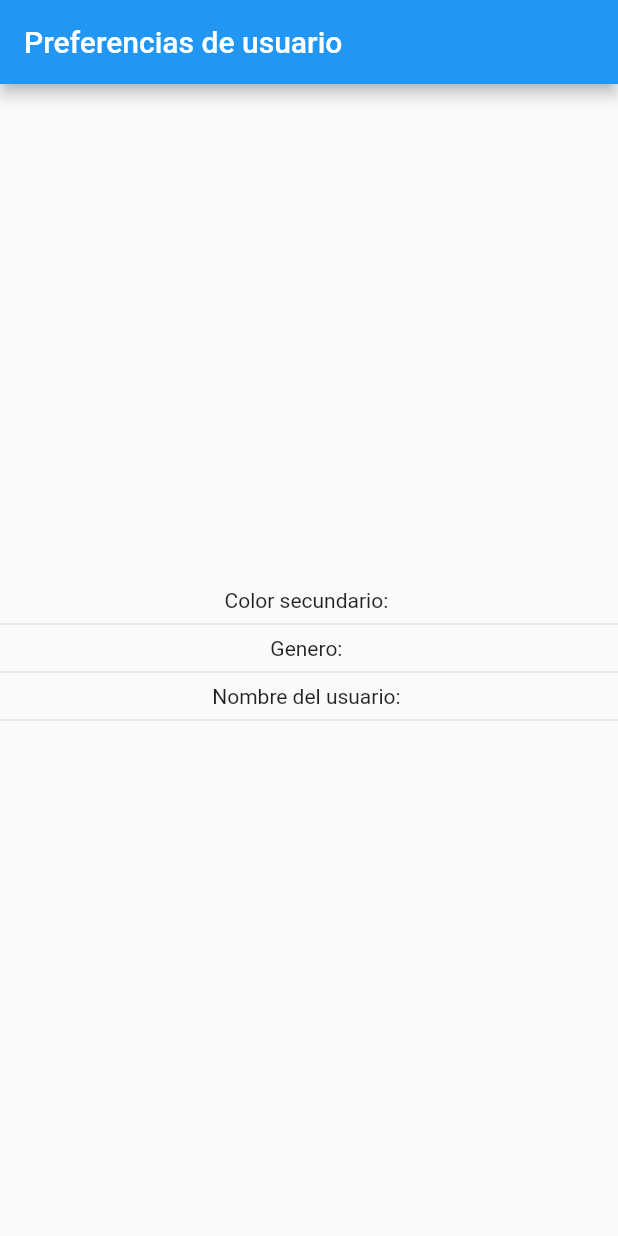
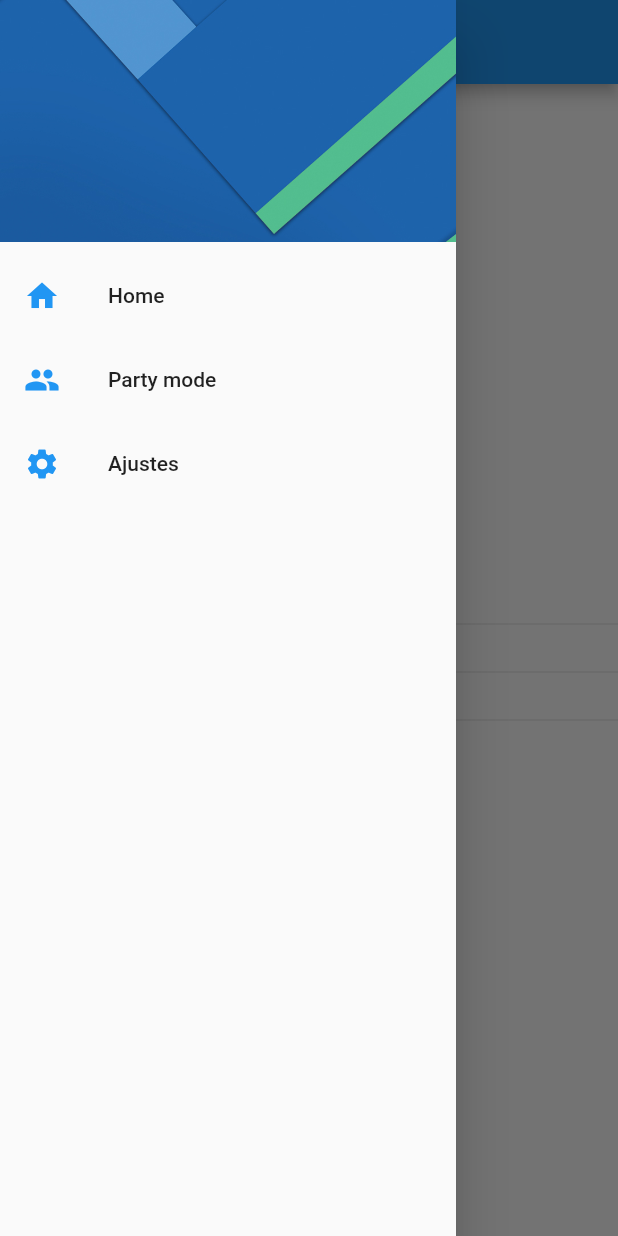
Before and after one commit to AlanCasasArevalo/User_Preference_Flutter, a Flutter app: the screen it shows after launch, with the side drawer open (before the commit the screen has no drawer), on a phone screen of 412 x 824 dp. Run offline on Flutter 3.47's test engine with Material 2 defaults, Android fonts, the phone set to English and light mode, and no system bars.

```diff
--- a/lib/src/page/home_page.dart
+++ b/lib/src/page/home_page.dart
@@ -1,7 +1,7 @@
 import 'package:flutter/material.dart';
+import 'package:user_preference_app/src/page/settings_page.dart';
 
 class HomePage extends StatelessWidget {
-
   static final String routeName = 'home_page';
 
   @override
@@ -10,6 +10,7 @@ class HomePage extends StatelessWidget {
       appBar: AppBar(
         title: Text('Preferencias de usuario'),
       ),
+      drawer: _builderMenu(context),
       body: Column(
         mainAxisAlignment: MainAxisAlignment.center,
         children: [
@@ -23,4 +24,52 @@ class HomePage extends StatelessWidget {
       ),
     );
   }
+
+  Drawer _builderMenu(BuildContext context) {
+    return Drawer(
+      child: ListView(
+        padding: EdgeInsets.zero,
+        children: [
+          DrawerHeader(
+            child: Container(),
+            decoration: BoxDecoration(
+                image: DecorationImage(
+                    image: AssetImage('assets/menu_img.jpg'),
+                    fit: BoxFit.cover)
+            ),
+          ),
+          ListTile(
+            leading: Icon(
+              Icons.home,
+              color: Colors.blue,
+            ),
+            title: Text('Home'),
+            onTap: () {
+              Navigator.pushReplacementNamed(context, HomePage.routeName);
+            },
+          ),
+          ListTile(
+            leading: Icon(
+              Icons.people,
+              color: Colors.blue,
+            ),
+            title: Text('Party mode'),
+            onTap: () {},
+          ),
+          ListTile(
+            leading: Icon(
+              Icons.settings,
+              color: Colors.blue,
+            ),
+            title: Text('Ajustes'),
+            onTap: () {
+              // Navigator.pop(context);
+              // Navigator.pushNamed(context, SettingsPage.routeName);
+              Navigator.pushReplacementNamed(context, SettingsPage.routeName);
+            },
+          ),
+        ],
+      ),
+    );
+  }
 }
--- a/pubspec.yaml
+++ b/pubspec.yaml
@@ -45,8 +45,8 @@ flutter:
   uses-material-design: true
 
   # To add assets to your application, add an assets section, like this:
-  # assets:
-  #   - images/a_dot_burr.jpeg
+  assets:
+    - assets/
   #   - images/a_dot_ham.jpeg
 
   # An image asset can refer to one or more resolution-specific "variants", see
```
Also changed, not shown: assets/menu_img.jpg (added).
